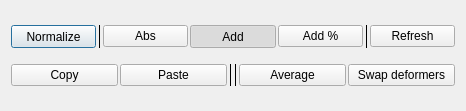
Before: the Qt Designer form scripts/mWeightEditor/ui/weightEditorWidget.ui in tbttfox/blurWeightModule_cleanup, drawn with Qt 5.
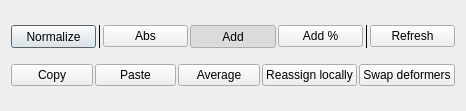
After: the same form once the commit is applied.

```diff
--- a/scripts/mWeightEditor/ui/weightEditorWidget.ui
+++ b/scripts/mWeightEditor/ui/weightEditorWidget.ui
@@ -146,26 +146,6 @@
           </property>
          </widget>
         </item>
-        <item>
-         <widget class="Line" name="line_3">
-          <property name="frameShadow">
-           <enum>QFrame::Plain</enum>
-          </property>
-          <property name="orientation">
-           <enum>Qt::Vertical</enum>
-          </property>
-         </widget>
-        </item>
-        <item>
-         <widget class="Line" name="line_4">
-          <property name="frameShadow">
-           <enum>QFrame::Plain</enum>
-          </property>
-          <property name="orientation">
-           <enum>Qt::Vertical</enum>
-          </property>
-         </widget>
-        </item>
         <item>
          <widget class="QPushButton" name="averageBTN">
           <property name="text">
@@ -173,6 +153,13 @@
           </property>
          </widget>
         </item>
+        <item>
+         <widget class="QPushButton" name="reassignLocallyBTN">
+          <property name="text">
+           <string>Reassign locally</string>
+          </property>
+         </widget>
+        </item>
         <item>
          <widget class="QPushButton" name="swapBTN">
           <property name="text">
```
